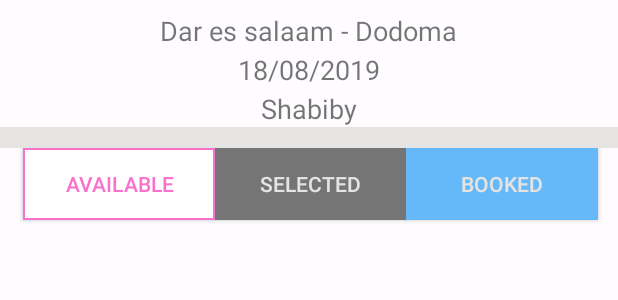
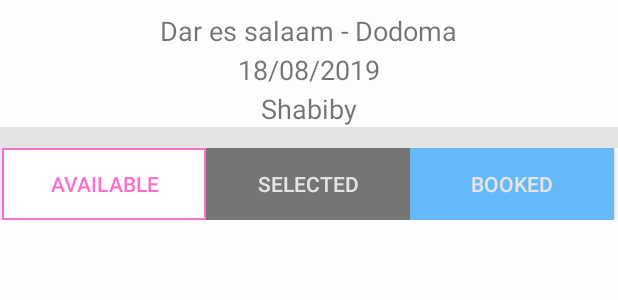
Before and after one commit to mmaka4/Bus-Booking-App, an Android app: the layout departure_seats.xml on its own in the app's theme, with its tools: preview values and no code run, on a phone screen of 412 x 824 dp. Shown: the top 300 px of the screen. Run offline under Robolectric (Android 15) with nearby library versions, the phone set to English and light mode, and no system bars; network calls fail.

Commit message:
changed on 26Aug(Bus sheet)

```diff
--- a/app/src/main/res/layout/departure_seats.xml
+++ b/app/src/main/res/layout/departure_seats.xml
@@ -48,13 +48,13 @@
 
     <android.support.constraint.ConstraintLayout
         android:layout_width="match_parent"
-        android:layout_height="match_parent"
+        android:layout_height="wrap_content"
         tools:ignore="MissingConstraints"
         android:layout_below="@id/head"
         android:layout_marginTop="14dp"
         android:background="@color/milk"
         android:gravity="center"
-
+        android:id="@+id/status"
         >
 
         <Button
@@ -65,9 +65,9 @@
             android:background="@drawable/custom_button3"
             android:layout_centerInParent="false"
             android:id="@+id/available"
-            app:layout_constraintWidth_percent="0.31"
+            app:layout_constraintWidth_percent="0.33"
             app:layout_constraintStart_toStartOf="parent"
-            android:layout_marginStart="15dp"
+            android:layout_marginStart="1.5dp"
             />
 
         <Button
@@ -79,7 +79,7 @@
             android:layout_centerInParent="false"
             android:id="@+id/selected"
             android:layout_toRightOf="@id/booked"
-            app:layout_constraintWidth_percent="0.31"
+            app:layout_constraintWidth_percent="0.33"
             app:layout_constraintStart_toEndOf="@id/available"
             />
 
@@ -92,11 +92,51 @@
             android:layout_centerInParent="false"
             android:id="@+id/booked"
             android:layout_toRightOf="@id/available"
-            app:layout_constraintWidth_percent="0.31"
+            app:layout_constraintWidth_percent="0.33"
             app:layout_constraintStart_toEndOf="@id/selected"
             />
 
+        <android.support.constraint.Barrier
+            android:layout_width="match_parent"
+            android:layout_height="40dp"
+            android:id="@+id/labelBarrier"
+            app:barrierDirection="bottom"
+            android:background="@color/black"
+            app:constraint_referenced_ids="available"
+            />
 
     </android.support.constraint.ConstraintLayout>
 
+    <LinearLayout
+        android:layout_width="match_parent"
+        android:layout_height="match_parent"
+        android:layout_below="@id/status"
+        android:background="@color/milk"
+        android:orientation="vertical"
+        android:paddingBottom="10dp"
+        android:paddingTop="10dp"
+        android:paddingLeft="14dp"
+        android:paddingRight="14dp"
+        >
+
+        <!--ImageView
+            android:layout_width="40dp"
+            android:layout_height="40dp"
+            android:background="@drawable/steering"
+            android:layout_marginTop="20dp"
+            android:layout_gravity="right"
+            android:layout_marginEnd="40dp"
+            /-->
+
+        <ScrollView
+            android:layout_width="match_parent"
+            android:layout_height="match_parent"
+            android:scrollbars="vertical"
+            android:id="@+id/layoutSeat"
+            >
+
+        </ScrollView>
+
+    </LinearLayout>
+
 </RelativeLayout>
```
Also changed, not shown: app/src/main/java/com/example/root/onlinebusbooking/Departure.java (+171 -1 lines), app/src/main/res/drawable/bus_seat.png (added), app/src/main/res/drawable/bus_seat2.png (added), app/src/main/res/drawable/bus_seat3.png (added), app/src/main/res/drawable/steering.png (added), app/src/main/res/drawable/steering_wheel.png (added).
